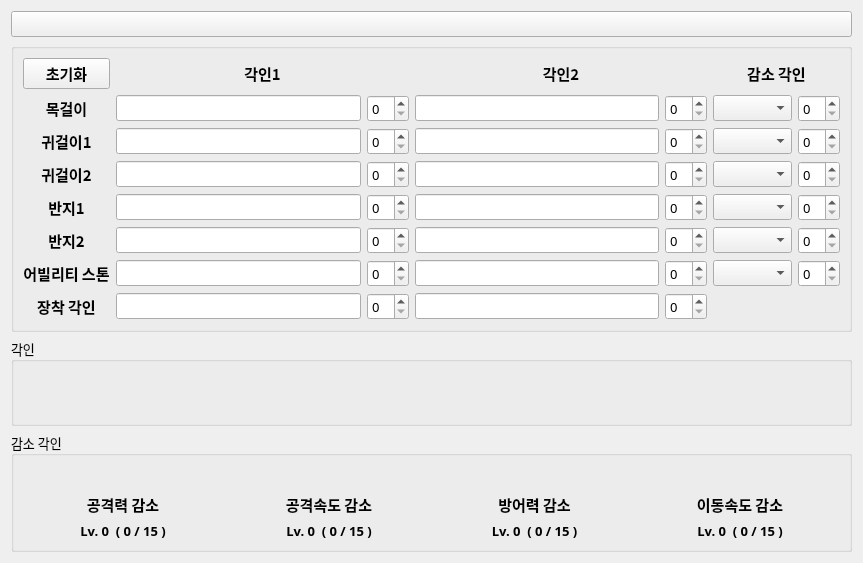
Before: the Qt Designer form EngraveSimulator/engravesimulator.ui in Wseop/Qt_LoaTools, drawn with Qt 5.
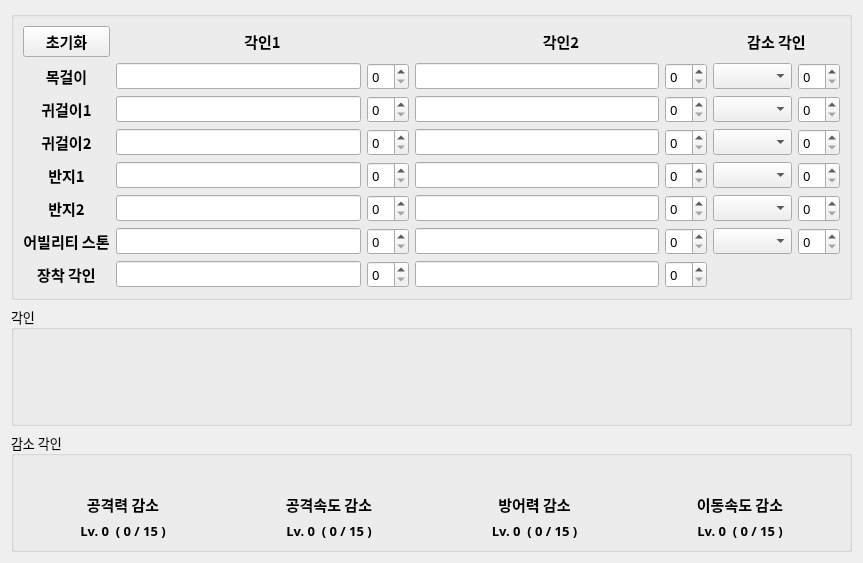
After: the same form once the commit is applied.

Diff of the .ui file:
```diff
--- a/EngraveSimulator/engravesimulator.ui
+++ b/EngraveSimulator/engravesimulator.ui
@@ -17,23 +17,6 @@
    <bool>true</bool>
   </property>
   <layout class="QVBoxLayout" name="verticalLayout">
-   <item>
-    <widget class="QPushButton" name="pbHome">
-     <property name="enabled">
-      <bool>true</bool>
-     </property>
-     <property name="font">
-      <font>
-       <family>나눔스퀘어_ac Bold</family>
-       <pointsize>10</pointsize>
-       <bold>true</bold>
-      </font>
-     </property>
-     <property name="text">
-      <string/>
-     </property>
-    </widget>
-   </item>
    <item>
     <widget class="QGroupBox" name="groupBox">
      <property name="title">
```
Left out of the diff: 1 changed line with no effect on the pictures.
